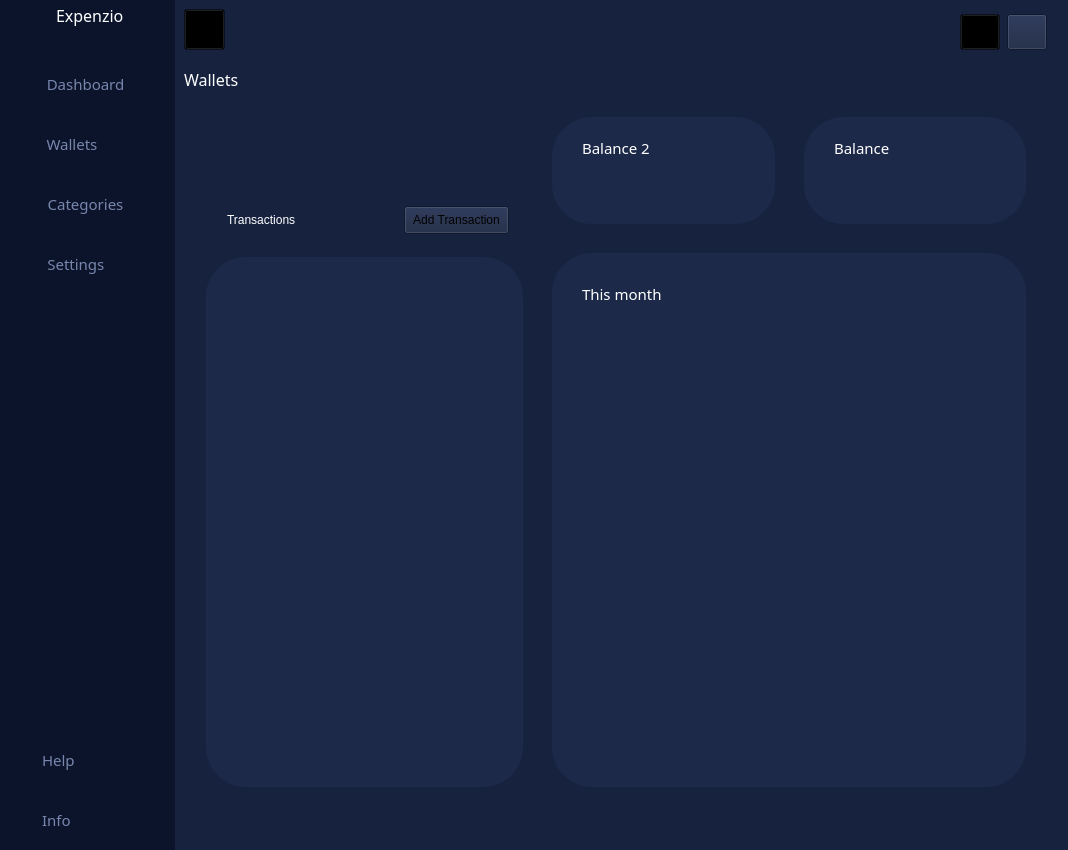
This is HOMEWINDOW6.ui in v4sud3v/MINI-PROJECT as Qt 5 draws it before an edit. The edited form follows.
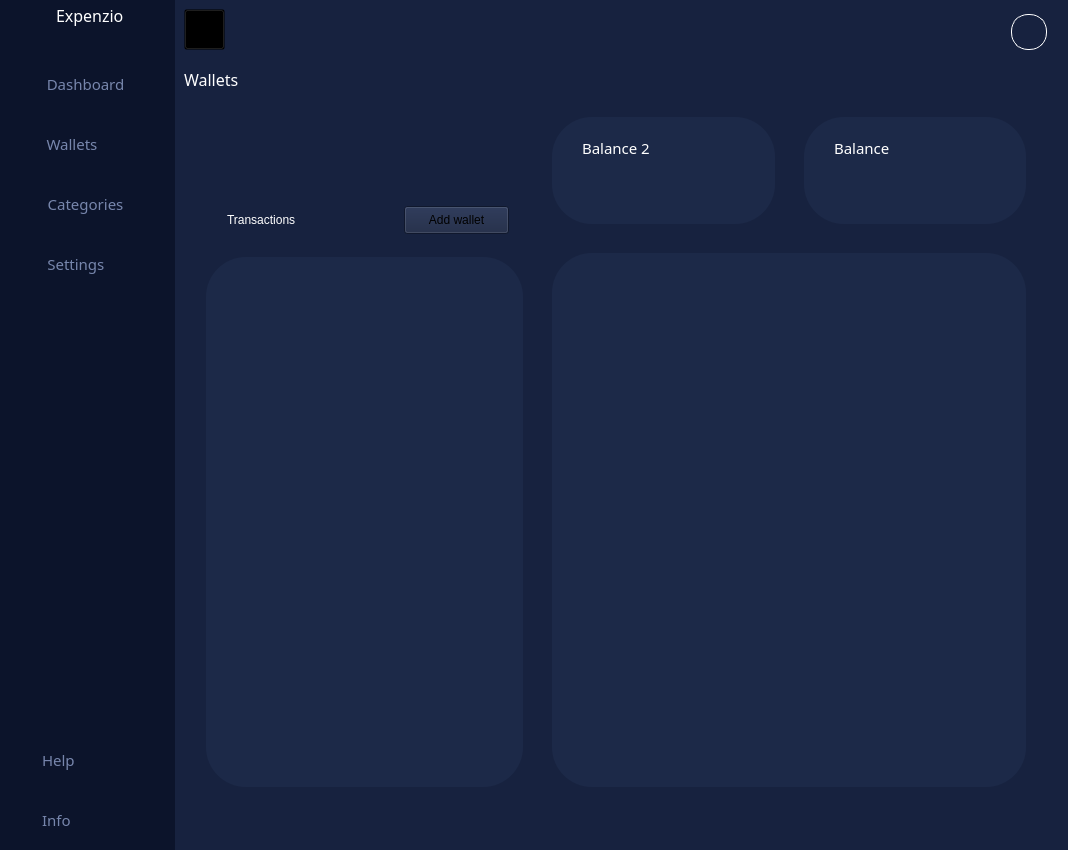
This is the edited form. The open tabs and pages were chosen to show the change. Icons and pictures are not drawn.

What changed in the file:
```diff
--- a/HOMEWINDOW6.ui
+++ b/HOMEWINDOW6.ui
@@ -575,32 +575,6 @@
               </property>
              </spacer>
             </item>
-            <item>
-             <widget class="QPushButton" name="bellButton">
-              <property name="minimumSize">
-               <size>
-                <width>36</width>
-                <height>36</height>
-               </size>
-              </property>
-              <property name="styleSheet">
-               <string notr="true">background-color:transparent;</string>
-              </property>
-              <property name="text">
-               <string/>
-              </property>
-              <property name="icon">
-               <iconset resource="resources.qrc">
-                <normaloff>:/icon/icons/bell.svg</normaloff>:/icon/icons/bell.svg</iconset>
-              </property>
-              <property name="iconSize">
-               <size>
-                <width>30</width>
-                <height>30</height>
-               </size>
-              </property>
-             </widget>
-            </item>
             <item>
              <widget class="QPushButton" name="accountButton">
               <property name="minimumSize">
@@ -616,7 +590,7 @@
 	border-radius: 17px;
 }
 
-font: 3pt &quot;Century Gothic&quot;;</string>
+</string>
               </property>
               <property name="text">
                <string/>
@@ -1752,7 +1726,7 @@
 font: 3pt &quot;Century Gothic&quot;;</string>
                         </property>
                         <property name="text">
-                         <string>Add Transaction</string>
+                         <string>Add wallet</string>
                         </property>
                        </widget>
                       </item>
@@ -2082,30 +2056,6 @@
                   <property name="lineWidth">
                    <number>0</number>
                   </property>
-                  <widget class="QLabel" name="label_46">
-                   <property name="geometry">
-                    <rect>
-                     <x>30</x>
-                     <y>30</y>
-                     <width>92</width>
-                     <height>21</height>
-                    </rect>
-                   </property>
-                   <property name="font">
-                    <font>
-                     <family>Century Gothic</family>
-                     <pointsize>11</pointsize>
-                     <italic>false</italic>
-                     <bold>false</bold>
-                    </font>
-                   </property>
-                   <property name="styleSheet">
-                    <string notr="true">color:#fff</string>
-                   </property>
-                   <property name="text">
-                    <string>This month</string>
-                   </property>
-                  </widget>
                  </widget>
                 </item>
                 <item>
```
Left out of the diff: 98 changed lines with no effect on the pictures.
